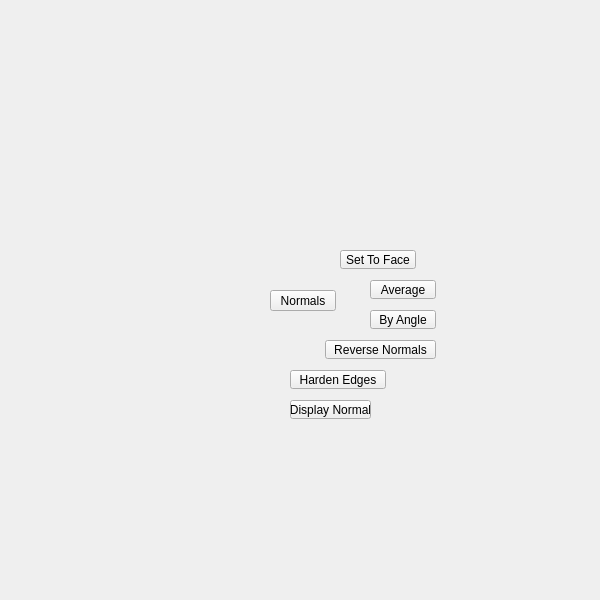
Before: the Qt Designer form tentacle/ui/uiLevel_2/normals_submenu.ui in m3trik/tentacle, drawn with Qt 5.
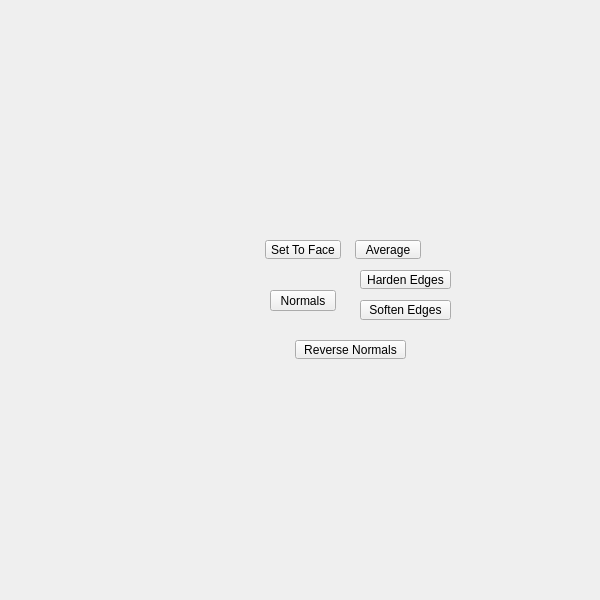
After: the same form once the commit is applied. Custom widgets are drawn as their Qt base class.

Patch:
```diff
--- a/tentacle/ui/uiLevel_2/normals_submenu.ui
+++ b/tentacle/ui/uiLevel_2/normals_submenu.ui
@@ -93,9 +93,9 @@
     </property>
     <property name="geometry">
      <rect>
-      <x>290</x>
-      <y>370</y>
-      <width>96</width>
+      <x>360</x>
+      <y>270</y>
+      <width>91</width>
       <height>19</height>
      </rect>
     </property>
@@ -118,44 +118,13 @@
      </size>
     </property>
    </widget>
-   <widget class="PushButton" name="tb002">
-    <property name="enabled">
-     <bool>true</bool>
-    </property>
-    <property name="geometry">
-     <rect>
-      <x>370</x>
-      <y>310</y>
-      <width>66</width>
-      <height>19</height>
-     </rect>
-    </property>
-    <property name="maximumSize">
-     <size>
-      <width>999</width>
-      <height>19</height>
-     </size>
-    </property>
-    <property name="toolTip">
-     <string>Set normal angle</string>
-    </property>
-    <property name="text">
-     <string>By Angle</string>
-    </property>
-    <property name="iconSize">
-     <size>
-      <width>18</width>
-      <height>18</height>
-     </size>
-    </property>
-   </widget>
    <widget class="QPushButton" name="b010">
     <property name="enabled">
      <bool>true</bool>
     </property>
     <property name="geometry">
      <rect>
-      <x>325</x>
+      <x>295</x>
       <y>340</y>
       <width>111</width>
       <height>19</height>
@@ -180,45 +149,14 @@
      </size>
     </property>
    </widget>
-   <widget class="PushButton" name="tb000">
-    <property name="enabled">
-     <bool>true</bool>
-    </property>
-    <property name="geometry">
-     <rect>
-      <x>290</x>
-      <y>400</y>
-      <width>81</width>
-      <height>19</height>
-     </rect>
-    </property>
-    <property name="maximumSize">
-     <size>
-      <width>999</width>
-      <height>19</height>
-     </size>
-    </property>
-    <property name="toolTip">
-     <string>Display face normals</string>
-    </property>
-    <property name="text">
-     <string>Display Normal</string>
-    </property>
-    <property name="iconSize">
-     <size>
-      <width>18</width>
-      <height>18</height>
-     </size>
-    </property>
-   </widget>
    <widget class="QPushButton" name="b006">
     <property name="enabled">
      <bool>true</bool>
     </property>
     <property name="geometry">
      <rect>
-      <x>340</x>
-      <y>250</y>
+      <x>265</x>
+      <y>240</y>
       <width>76</width>
       <height>19</height>
      </rect>
@@ -248,8 +186,8 @@
     </property>
     <property name="geometry">
      <rect>
-      <x>370</x>
-      <y>280</y>
+      <x>355</x>
+      <y>240</y>
       <width>66</width>
       <height>19</height>
      </rect>
@@ -279,6 +217,43 @@
      </size>
     </property>
    </widget>
+   <widget class="QPushButton" name="b001">
+    <property name="enabled">
+     <bool>true</bool>
+    </property>
+    <property name="geometry">
+     <rect>
+      <x>360</x>
+      <y>300</y>
+      <width>91</width>
+      <height>20</height>
+     </rect>
+    </property>
+    <property name="minimumSize">
+     <size>
+      <width>60</width>
+      <height>20</height>
+     </size>
+    </property>
+    <property name="maximumSize">
+     <size>
+      <width>999</width>
+      <height>20</height>
+     </size>
+    </property>
+    <property name="toolTip">
+     <string>&lt;html&gt;&lt;head/&gt;&lt;body&gt;&lt;p&gt;&lt;span style=&quot; text-decoration: underline;&quot;&gt;Soften edge normals&lt;/span&gt;&lt;/p&gt;&lt;/body&gt;&lt;/html&gt;</string>
+    </property>
+    <property name="text">
+     <string>Soften Edges</string>
+    </property>
+    <property name="iconSize">
+     <size>
+      <width>18</width>
+      <height>18</height>
+     </size>
+    </property>
+   </widget>
   </widget>
  </widget>
  <customwidgets>
```
